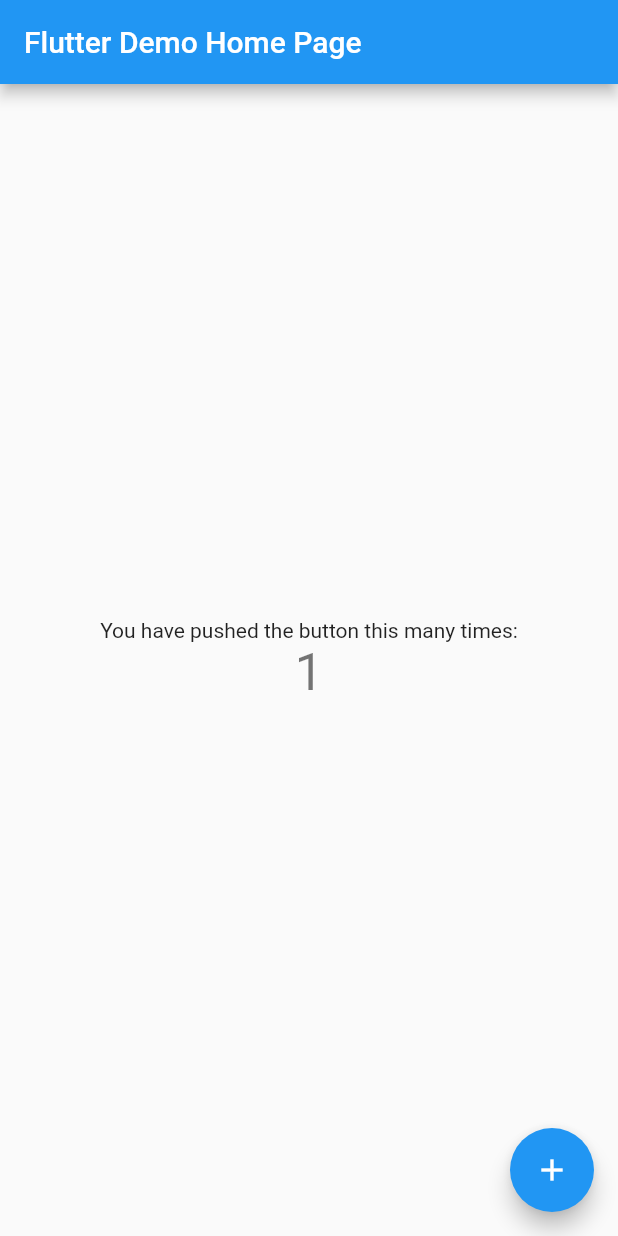
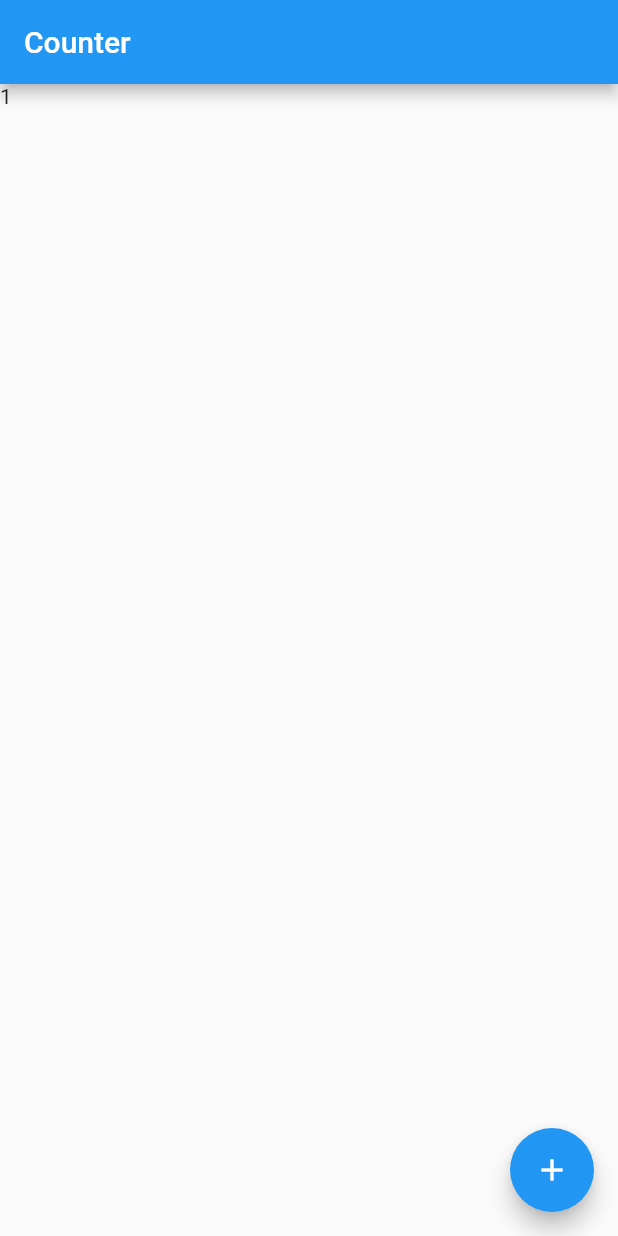
Before and after one commit to NEIGHBOR-HUB/neighbor-HUB-mobile, a Flutter app: the screen it shows after launch, after a tap on the "add" icon, on a phone screen of 412 x 824 dp. Run offline on Flutter 3.47's test engine with Material 2 defaults, Android fonts, the phone set to English and light mode, and no system bars; our stand-ins replace flutter_mobx, flutter_modular, mobx; generated files the repository leaves out were written again.

Commit message:
[NHB-002]Putting modular flutter in the project(Mobile) with slidy

```diff
--- /dev/null
+++ b/lib/app/app_widget.dart
@@ -0,0 +1,14 @@
+import 'package:flutter/material.dart';
+import 'package:flutter_modular/flutter_modular.dart';
+
+class AppWidget extends StatelessWidget {
+  @override
+  Widget build(BuildContext context) {
+    return MaterialApp.router(
+      title: 'Flutter Slidy',
+      theme: ThemeData(primarySwatch: Colors.blue),
+      routerDelegate: Modular.routerDelegate,
+      routeInformationParser: Modular.routeInformationParser,
+    );
+  }
+}
--- /dev/null
+++ b/lib/app/modules/home/home_page.dart
@@ -0,0 +1,41 @@
+import 'package:flutter/material.dart';
+import 'package:flutter_mobx/flutter_mobx.dart';
+import 'package:flutter_modular/flutter_modular.dart';
+import 'home_store.dart';
+
+class HomePage extends StatefulWidget {
+  final String title;
+  const HomePage({Key? key, this.title = 'Home'}) : super(key: key);
+
+  @override
+  _HomePageState createState() => _HomePageState();
+}
+
+class _HomePageState extends State<HomePage> {
+
+  late final HomeStore store;
+
+  @override
+  void initState() {
+    super.initState();
+    store = Modular.get<HomeStore>();
+  }
+
+  @override
+  Widget build(BuildContext context) {
+    return Scaffold(
+      appBar: AppBar(
+        title: Text('Counter'),
+      ),
+      body: Observer(
+        builder: (context) => Text('${store.counter}'),
+      ),
+      floatingActionButton: FloatingActionButton(
+        onPressed: () {
+          store.increment();
+        },
+        child: Icon(Icons.add),
+      ),
+    );
+  }
+}
--- /dev/null
+++ b/lib/app/modules/home/home_store.dart
@@ -0,0 +1,14 @@
+import 'package:mobx/mobx.dart';
+
+part 'home_store.g.dart';
+
+class HomeStore = HomeStoreBase with _$HomeStore;
+
+abstract class HomeStoreBase with Store {
+  @observable
+  int counter = 0;
+
+  Future<void> increment() async {
+    counter = counter + 1;
+  }
+}
--- a/lib/main.dart
+++ b/lib/main.dart
@@ -1,115 +1,7 @@
 import 'package:flutter/material.dart';
+import 'package:flutter_modular/flutter_modular.dart';
 
-void main() {
-  runApp(const MyApp());
-}
+import 'app/app_module.dart';
+import 'app/app_widget.dart';
 
-class MyApp extends StatelessWidget {
-  const MyApp({super.key});
-
-  // This widget is the root of your application.
-  @override
-  Widget build(BuildContext context) {
-    return MaterialApp(
-      title: 'Flutter Demo',
-      theme: ThemeData(
-        // This is the theme of your application.
-        //
-        // Try running your application with "flutter run". You'll see the
-        // application has a blue toolbar. Then, without quitting the app, try
-        // changing the primarySwatch below to Colors.green and then invoke
-        // "hot reload" (press "r" in the console where you ran "flutter run",
-        // or simply save your changes to "hot reload" in a Flutter IDE).
-        // Notice that the counter didn't reset back to zero; the application
-        // is not restarted.
-        primarySwatch: Colors.blue,
-      ),
-      home: const MyHomePage(title: 'Flutter Demo Home Page'),
-    );
-  }
-}
-
-class MyHomePage extends StatefulWidget {
-  const MyHomePage({super.key, required this.title});
-
-  // This widget is the home page of your application. It is stateful, meaning
-  // that it has a State object (defined below) that contains fields that affect
-  // how it looks.
-
-  // This class is the configuration for the state. It holds the values (in this
-  // case the title) provided by the parent (in this case the App widget) and
-  // used by the build method of the State. Fields in a Widget subclass are
-  // always marked "final".
-
-  final String title;
-
-  @override
-  State<MyHomePage> createState() => _MyHomePageState();
-}
-
-class _MyHomePageState extends State<MyHomePage> {
-  int _counter = 0;
-
-  void _incrementCounter() {
-    setState(() {
-      // This call to setState tells the Flutter framework that something has
-      // changed in this State, which causes it to rerun the build method below
-      // so that the display can reflect the updated values. If we changed
-      // _counter without calling setState(), then the build method would not be
-      // called again, and so nothing would appear to happen.
-      _counter++;
-    });
-  }
-
-  @override
-  Widget build(BuildContext context) {
-    // This method is rerun every time setState is called, for instance as done
-    // by the _incrementCounter method above.
-    //
-    // The Flutter framework has been optimized to make rerunning build methods
-    // fast, so that you can just rebuild anything that needs updating rather
-    // than having to individually change instances of widgets.
-    return Scaffold(
-      appBar: AppBar(
-        // Here we take the value from the MyHomePage object that was created by
-        // the App.build method, and use it to set our appbar title.
-        title: Text(widget.title),
-      ),
-      body: Center(
-        // Center is a layout widget. It takes a single child and positions it
-        // in the middle of the parent.
-        child: Column(
-          // Column is also a layout widget. It takes a list of children and
-          // arranges them vertically. By default, it sizes itself to fit its
-          // children horizontally, and tries to be as tall as its parent.
-          //
-          // Invoke "debug painting" (press "p" in the console, choose the
-          // "Toggle Debug Paint" action from the Flutter Inspector in Android
-          // Studio, or the "Toggle Debug Paint" command in Visual Studio Code)
-          // to see the wireframe for each widget.
-          //
-          // Column has various properties to control how it sizes itself and
-          // how it positions its children. Here we use mainAxisAlignment to
-          // center the children vertically; the main axis here is the vertical
-          // axis because Columns are vertical (the cross axis would be
-          // horizontal).
-          mainAxisAlignment: MainAxisAlignment.center,
-          children: <Widget>[
-            const Text(
-              'You have pushed the button this many times:',
-            ),
-            Text(
-              '$_counter',
-              style: Theme.of(context).textTheme.headline4,
-            ),
-          ],
-        ),
-      ),
-      floatingActionButton: FloatingActionButton(
-        onPressed: _incrementCounter,
-        tooltip: 'Increment',
-        child: const Icon(Icons.add),
-      ), // This trailing comma makes auto-formatting nicer for build methods.
-    );
-  }
-}
+void main() => runApp(ModularApp(module: AppModule(), child: AppWidget()));
--- a/pubspec.yaml
+++ b/pubspec.yaml
@@ -36,6 +36,9 @@ dependencies:
   # The following adds the Cupertino Icons font to your application.
   # Use with the CupertinoIcons class for iOS style icons.
   cupertino_icons: ^1.0.2
+  flutter_modular: ^5.0.3
+  mobx: ^2.1.0
+  flutter_mobx: ^2.0.6+4
 
 dev_dependencies:
   flutter_test:
@@ -47,6 +50,8 @@ dev_dependencies:
   # package. See that file for information about deactivating specific lint
   # rules and activating additional ones.
   flutter_lints: ^2.0.0
+  mobx_codegen: ^2.0.7+3
+  # modular_test: ^3.0.1
 
 # For information on the generic Dart part of this file, see the
 # following page: https://dart.dev/tools/pub/pubspec
```
Also changed, not shown: lib/app/app_module.dart (added, +14 -0 lines), lib/app/modules/home/home_module.dart (added, +16 -0 lines), lib/app/modules/home/home_store.g.dart (added), pubspec.lock, 1 other file.
